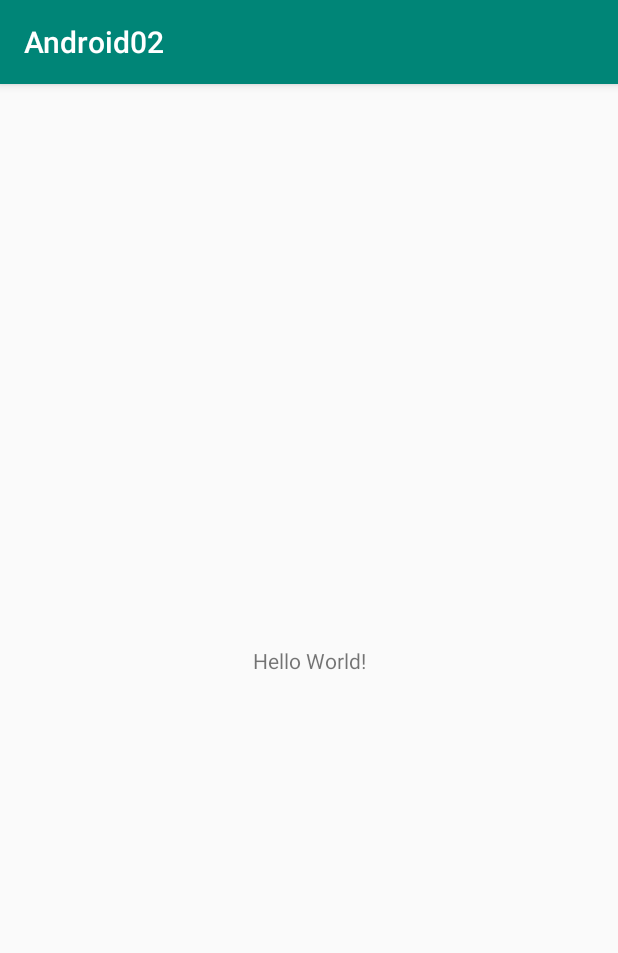
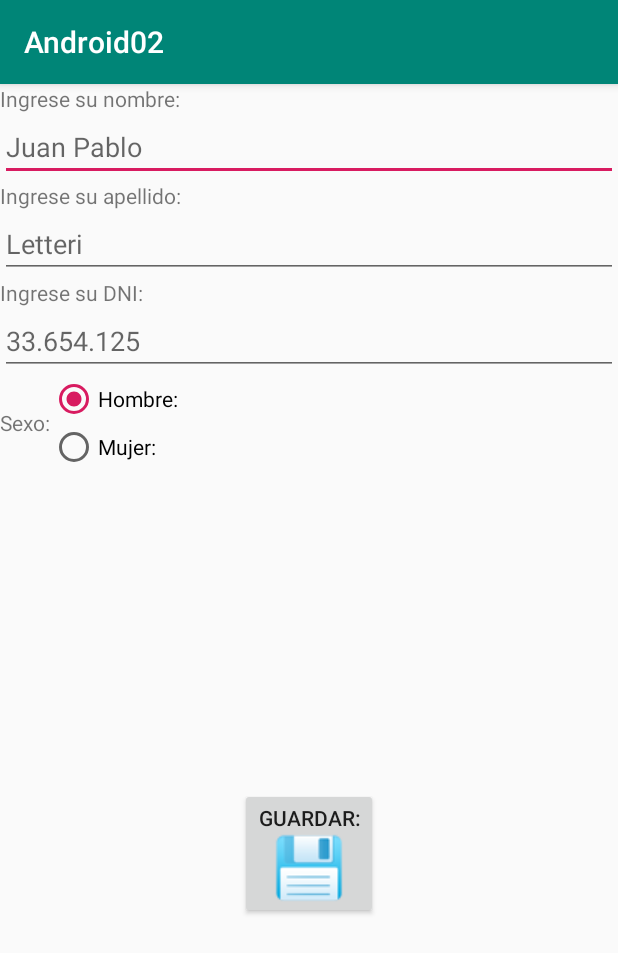
Before and after one commit to juanpabloletteri/android02, an Android app: the screen it shows after launch (MainActivity), on a phone screen of 412 x 824 dp. Shown: the top 953 px of the screen. Run offline under Robolectric (Android 15) with nearby library versions, the phone set to English and light mode, and no system bars.

Commit message:
esqueleto xml

```diff
--- a/app/src/main/res/layout/activity_main.xml
+++ b/app/src/main/res/layout/activity_main.xml
@@ -1,18 +1,89 @@
 <?xml version="1.0" encoding="utf-8"?>
-<android.support.constraint.ConstraintLayout xmlns:android="http://schemas.android.com/apk/res/android"
+<LinearLayout xmlns:android="http://schemas.android.com/apk/res/android"
     xmlns:app="http://schemas.android.com/apk/res-auto"
     xmlns:tools="http://schemas.android.com/tools"
     android:layout_width="match_parent"
     android:layout_height="match_parent"
-    tools:context=".MainActivity">
+    tools:context=".MainActivity"
+    android:orientation="vertical">
 
-    <TextView
+<TextView
+    android:layout_width="match_parent"
+    android:layout_height="wrap_content"
+    android:text="@string/ingreseNombre" />
+
+    <EditText
+        android:id="@+id/editNombre"
+        android:layout_width="match_parent"
+        android:layout_height="wrap_content"
+        android:hint="Juan Pablo"/>
+
+<TextView
+    android:layout_width="match_parent"
+    android:layout_height="wrap_content"
+    android:text="@string/ingreseApellido"/>
+
+    <EditText
+        android:id="@+id/editApellido"
+        android:layout_width="match_parent"
+        android:layout_height="wrap_content"
+        android:hint="Letteri"/>
+
+<TextView
+    android:layout_width="wrap_content"
+    android:layout_height="wrap_content"
+    android:text="@string/ingreseDni"/>
+
+    <EditText
+        android:id="@+id/editDni"
+        android:layout_width="match_parent"
+        android:layout_height="wrap_content"
+        android:hint="33.654.125"/>
+
+<LinearLayout
+    android:layout_width="match_parent"
+    android:layout_height="wrap_content">
+
+<TextView
+    android:layout_width="wrap_content"
+    android:layout_height="wrap_content"
+    android:text="@string/sexo"
+    android:layout_gravity="center"/>
+
+<RadioGroup
+    android:id="@+id/radioSexo"
+    android:layout_width="match_parent"
+    android:layout_height="wrap_content">
+
+    <RadioButton
+        android:id="@+id/radioHombre"
         android:layout_width="wrap_content"
         android:layout_height="wrap_content"
-        android:text="Hello World!"
-        app:layout_constraintBottom_toBottomOf="parent"
-        app:layout_constraintLeft_toLeftOf="parent"
-        app:layout_constraintRight_toRightOf="parent"
-        app:layout_constraintTop_toTopOf="parent" />
+        android:text="@string/hombre"
+        android:checked="true"/>
 
-</android.support.constraint.ConstraintLayout>
+    <RadioButton
+        android:id="@+id/radioMujer"
+        android:layout_width="wrap_content"
+        android:layout_height="wrap_content"
+        android:text="@string/mujer"/>
+
+</RadioGroup>
+
+</LinearLayout>
+
+<LinearLayout
+    android:layout_width="match_parent"
+    android:layout_height="match_parent"
+    android:gravity="center">
+
+    <Button
+        android:id="@+id/btnGuardar"
+        android:layout_width="wrap_content"
+        android:layout_height="wrap_content"
+        android:drawableBottom="@drawable/save"
+        android:text="@string/guardar"/>
+
+</LinearLayout>
+
+</LinearLayout>
--- a/app/src/main/res/values/strings.xml
+++ b/app/src/main/res/values/strings.xml
@@ -1,3 +1,10 @@
 <resources>
     <string name="app_name">Android02</string>
+    <string name="ingreseNombre">Ingrese su nombre:</string>
+    <string name="ingreseApellido">Ingrese su apellido:</string>
+    <string name="ingreseDni">Ingrese su DNI:</string>
+    <string name="sexo">Sexo:</string>
+    <string name="hombre">Hombre:</string>
+    <string name="mujer">Mujer:</string>
+    <string name="guardar">Guardar:</string>
 </resources>
```
Also changed, not shown: app/src/main/res/drawable/save.png (added), 1 other file.
